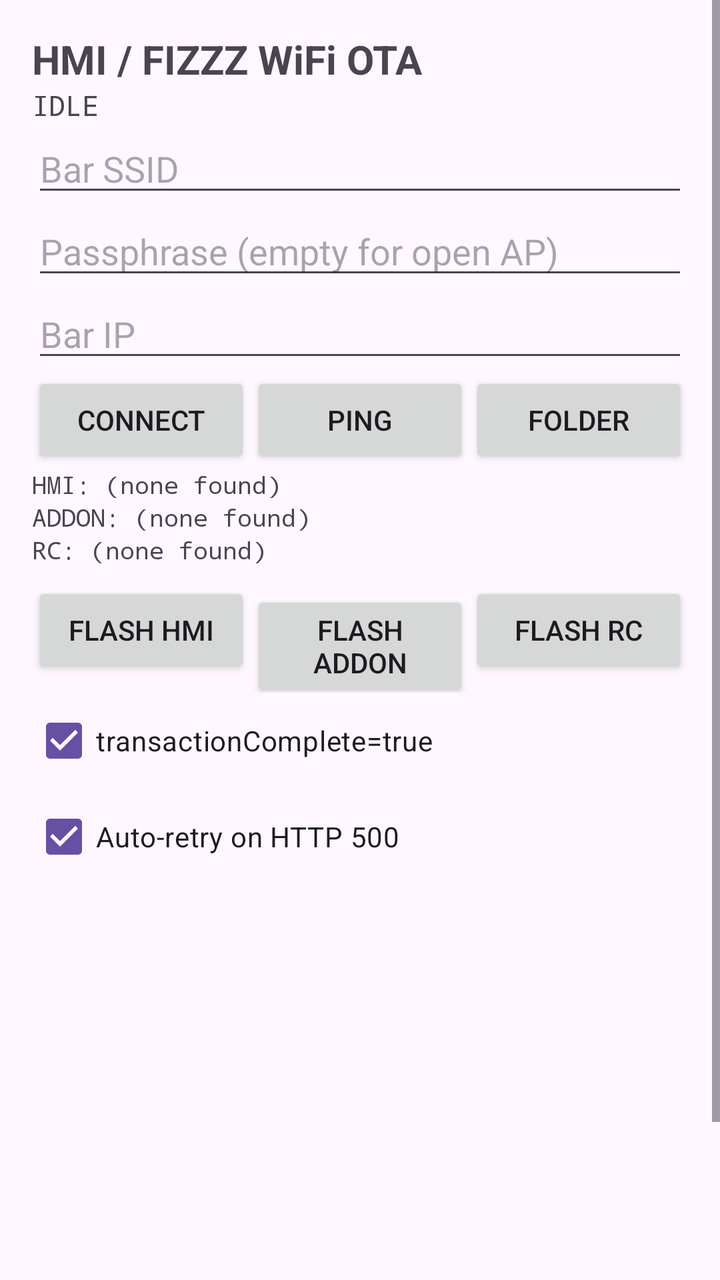
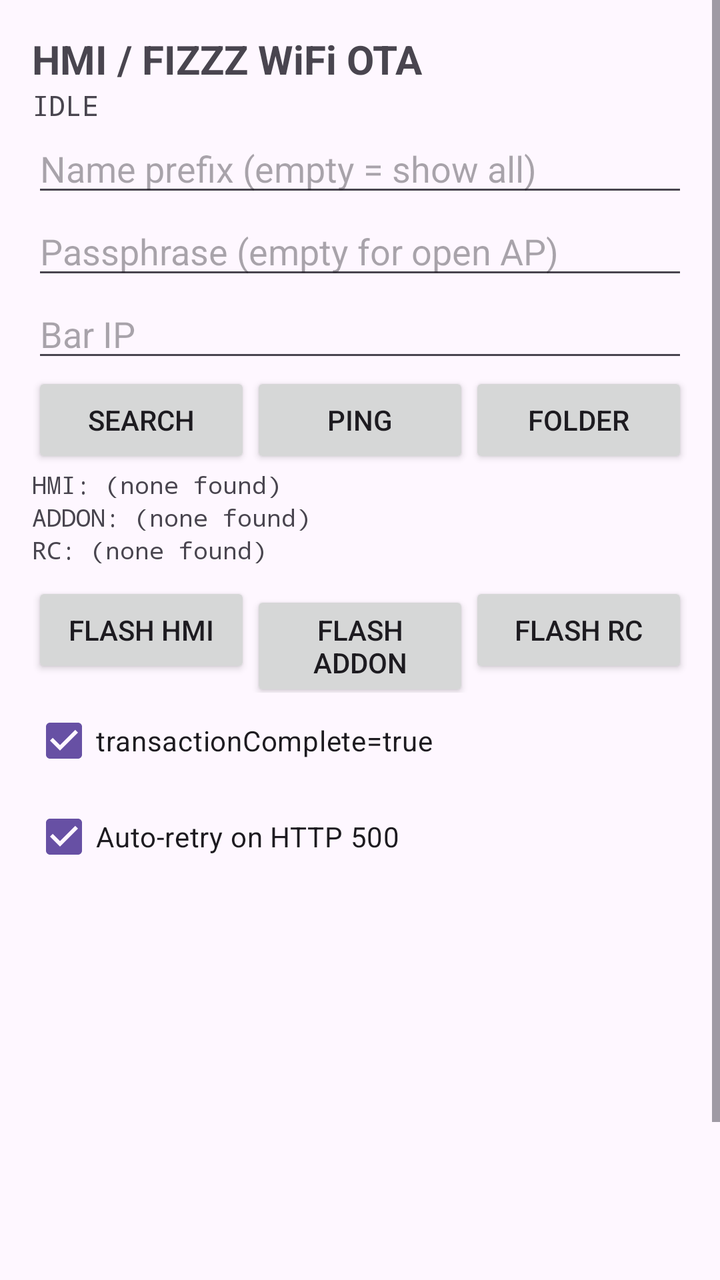

Screens rendered from an Android XML layout before and after an edit, with the pre-edit source and the edit as a unified diff.
<!-- AndroidManifest.xml: application theme Theme.Material3.DayNight -->
<!-- res/layout/activity_main.xml -->
<?xml version="1.0" encoding="utf-8"?>
<ScrollView xmlns:android="http://schemas.android.com/apk/res/android"
    android:layout_width="match_parent"
    android:layout_height="match_parent"
    android:fillViewport="true">

    <LinearLayout
        android:layout_width="match_parent"
        android:layout_height="wrap_content"
        android:orientation="vertical"
        android:padding="16dp">

        <TextView
            android:layout_width="match_parent"
            android:layout_height="wrap_content"
            android:text="HMI / FIZZZ WiFi OTA"
            android:textSize="20sp"
            android:textStyle="bold" />

        <TextView
            android:id="@+id/statusLabel"
            android:layout_width="match_parent"
            android:layout_height="wrap_content"
            android:fontFamily="monospace"
            android:text="IDLE" />

        <EditText
            android:id="@+id/ssidField"
            android:layout_width="match_parent"
            android:layout_height="wrap_content"
            android:hint="Bar SSID"
            android:inputType="text" />

        <EditText
            android:id="@+id/passField"
            android:layout_width="match_parent"
            android:layout_height="wrap_content"
            android:hint="Passphrase (empty for open AP)"
            android:inputType="textPassword" />

        <EditText
            android:id="@+id/ipField"
            android:layout_width="match_parent"
            android:layout_height="wrap_content"
            android:hint="Bar IP"
            android:inputType="text" />

        <LinearLayout
            android:layout_width="match_parent"
            android:layout_height="wrap_content"
            android:orientation="horizontal">

            <Button
                android:id="@+id/connectButton"
                android:layout_width="0dp"
                android:layout_height="wrap_content"
                android:layout_weight="1"
                android:text="Connect" />

            <Button
                android:id="@+id/pingButton"
                android:layout_width="0dp"
                android:layout_height="wrap_content"
                android:layout_weight="1"
                android:text="Ping" />

            <Button
                android:id="@+id/folderButton"
                android:layout_width="0dp"
                android:layout_height="wrap_content"
                android:layout_weight="1"
                android:text="Folder" />
        </LinearLayout>

        <TextView
            android:id="@+id/hmiLabel"
            android:layout_width="match_parent"
            android:layout_height="wrap_content"
            android:fontFamily="monospace"
            android:textSize="12sp"
            android:text="HMI: (none found)" />

        <TextView
            android:id="@+id/addonLabel"
            android:layout_width="match_parent"
            android:layout_height="wrap_content"
            android:fontFamily="monospace"
            android:textSize="12sp"
            android:text="ADDON: (none found)" />

        <TextView
            android:id="@+id/rcLabel"
            android:layout_width="match_parent"
            android:layout_height="wrap_content"
            android:fontFamily="monospace"
            android:textSize="12sp"
            android:text="RC: (none found)" />

        <LinearLayout
            android:layout_width="match_parent"
            android:layout_height="wrap_content"
            android:layout_marginTop="8dp"
            android:orientation="horizontal">

            <Button
                android:id="@+id/hmiButton"
                android:layout_width="0dp"
                android:layout_height="wrap_content"
                android:layout_weight="1"
                android:text="Flash HMI" />

            <Button
                android:id="@+id/addonButton"
                android:layout_width="0dp"
                android:layout_height="wrap_content"
                android:layout_weight="1"
                android:text="Flash ADDON" />

            <Button
                android:id="@+id/rcButton"
                android:layout_width="0dp"
                android:layout_height="wrap_content"
                android:layout_weight="1"
                android:text="Flash RC" />
        </LinearLayout>

        <CheckBox
            android:id="@+id/tcCheck"
            android:layout_width="wrap_content"
            android:layout_height="wrap_content"
            android:checked="true"
            android:text="transactionComplete=true" />

        <CheckBox
            android:id="@+id/retryCheck"
            android:layout_width="wrap_content"
            android:layout_height="wrap_content"
            android:checked="true"
            android:text="Auto-retry on HTTP 500" />

        <ScrollView
            android:id="@+id/logScroll"
            android:layout_width="match_parent"
            android:layout_height="260dp"
            android:layout_marginTop="12dp">

            <TextView
                android:id="@+id/logView"
                android:layout_width="match_parent"
                android:layout_height="wrap_content"
                android:fontFamily="monospace"
                android:textSize="11sp" />
        </ScrollView>
    </LinearLayout>
</ScrollView>
<!-- resources referenced by this layout -->
<resources>

</resources>

<!-- the commit's change to res/layout/activity_main.xml (unified diff, before → after) -->
@@ -28,7 +28,7 @@
             android:id="@+id/ssidField"
             android:layout_width="match_parent"
             android:layout_height="wrap_content"
-            android:hint="Bar SSID"
+            android:hint="Name prefix (empty = show all)"
             android:inputType="text" />
 
         <EditText
@@ -55,7 +55,7 @@
                 android:layout_width="0dp"
                 android:layout_height="wrap_content"
                 android:layout_weight="1"
-                android:text="Connect" />
+                android:text="Search" />
 
             <Button
                 android:id="@+id/pingButton"
